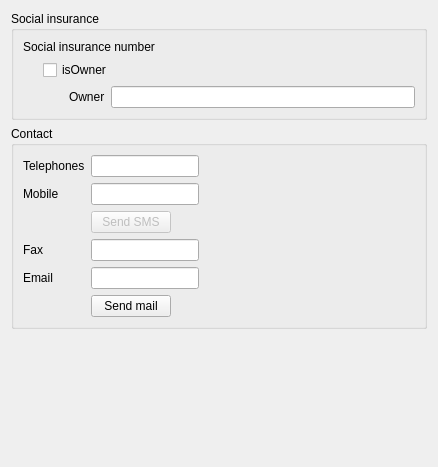
FreeHealth/freehealth, file global_resources/forms/subforms/generic/fullidentity/ui/xx/identity.ui: the form before one commit.
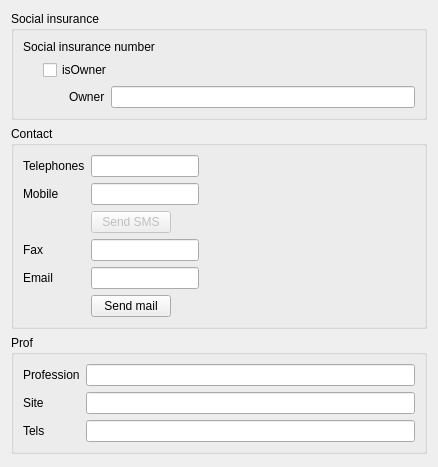
The form after the commit.

Commit message: adding new patient representation, profession, nss

Diff of the .ui file:
```diff
--- a/global_resources/forms/subforms/generic/fullidentity/ui/xx/identity.ui
+++ b/global_resources/forms/subforms/generic/fullidentity/ui/xx/identity.ui
@@ -184,7 +184,7 @@
      </layout>
     </widget>
    </item>
-   <item row="3" column="0">
+   <item row="4" column="0">
     <spacer name="verticalSpacer">
      <property name="orientation">
       <enum>Qt::Vertical</enum>
@@ -197,6 +197,45 @@
      </property>
     </spacer>
    </item>
+   <item row="3" column="0">
+    <widget class="QGroupBox" name="groupBox">
+     <property name="title">
+      <string>Prof</string>
+     </property>
+     <layout class="QFormLayout" name="formLayout_2">
+      <item row="0" column="0">
+       <widget class="QLabel" name="profLabel">
+        <property name="text">
+         <string>Profession</string>
+        </property>
+       </widget>
+      </item>
+      <item row="0" column="1">
+       <widget class="QLineEdit" name="profEdit"/>
+      </item>
+      <item row="1" column="0">
+       <widget class="QLabel" name="profSiteLabel">
+        <property name="text">
+         <string>Site</string>
+        </property>
+       </widget>
+      </item>
+      <item row="1" column="1">
+       <widget class="QLineEdit" name="profSiteEdit"/>
+      </item>
+      <item row="2" column="0">
+       <widget class="QLabel" name="profTelsLabel">
+        <property name="text">
+         <string>Tels</string>
+        </property>
+       </widget>
+      </item>
+      <item row="2" column="1">
+       <widget class="QLineEdit" name="profTelsEdit"/>
+      </item>
+     </layout>
+    </widget>
+   </item>
   </layout>
  </widget>
  <tabstops>
```
Left out of the diff: 17 changed lines with no effect on the pictures. The commit also changes 1 other file.
